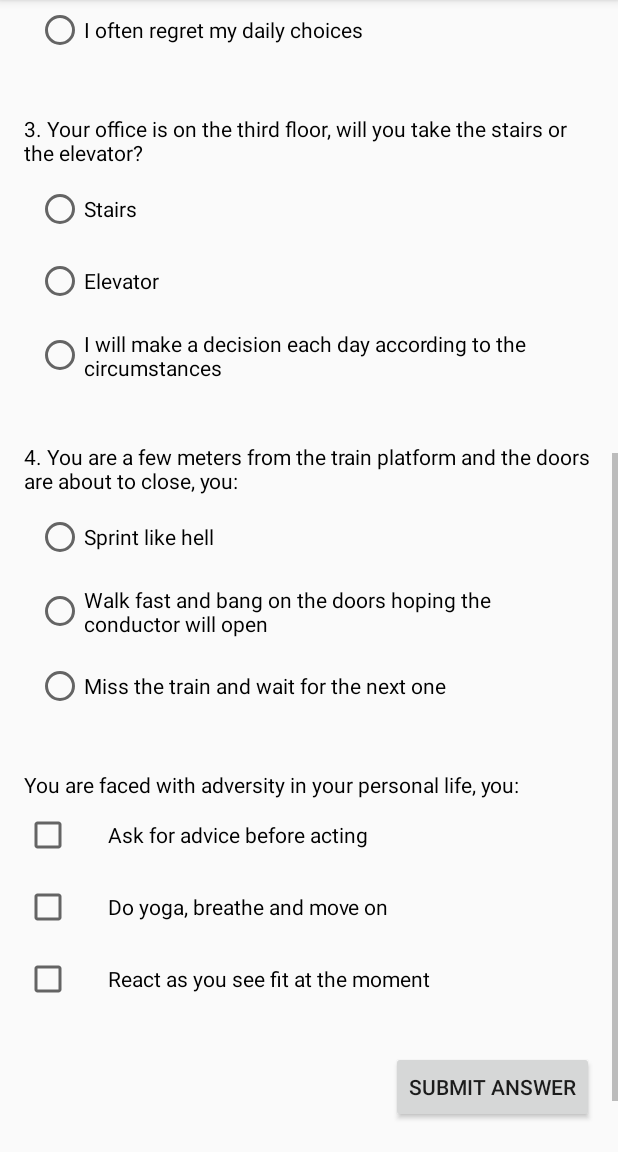
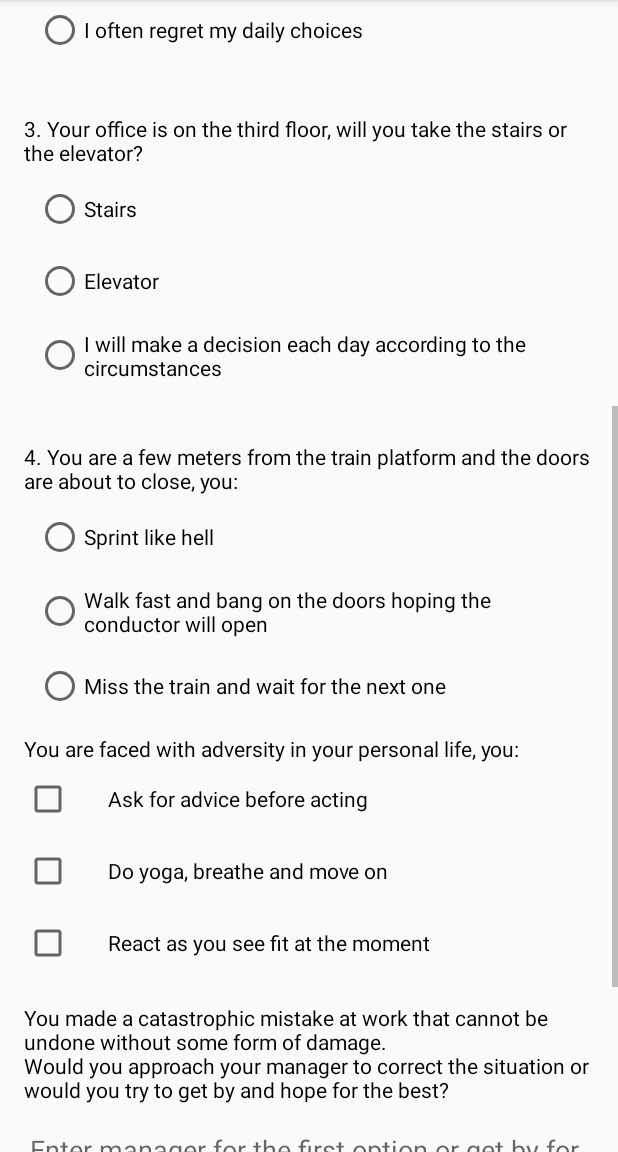
Before and after one commit to dinadavis/Interview-Quiz, an Android app: the screen it shows after launch (MainActivity), scrolled down 537 dp, on a phone screen of 412 x 824 dp, the part 84-1236 px from its top. Run offline under Robolectric (Android 15) with nearby library versions, the phone set to English and light mode, and no system bars.

Commit message:
Add files via upload

```diff
--- a/InterviewQuiz/app/src/main/res/layout/activity_main.xml
+++ b/InterviewQuiz/app/src/main/res/layout/activity_main.xml
@@ -27,6 +27,8 @@
                 android:layout_height="wrap_content"
                 android:layout_alignParentTop="true"
                 android:layout_marginBottom="12dp"
+                android:enabled="true"
+                android:focusable="true"
                 android:hint="@string/enter_name"
                 android:inputType="textCapWords"
                 android:textAllCaps="true" />
@@ -37,6 +39,8 @@
                 android:layout_height="wrap_content"
                 android:layout_below="@+id/name_view"
                 android:layout_marginBottom="12dp"
+                android:enabled="true"
+                android:focusable="true"
                 android:hint="@string/enter_email"
                 android:inputType="textEmailAddress"
                 android:textAllCaps="true" />
@@ -225,7 +229,7 @@
                 android:layout_height="wrap_content"
                 android:layout_below="@+id/radioGroup_04"
                 android:layout_marginBottom="8dp"
-                android:layout_marginTop="32dp"
+                android:layout_marginTop="8dp"
                 android:text="@string/question_five_text_view"
                 android:textColor="#000000" />
 
@@ -262,12 +266,33 @@
                 android:text="@string/best_immediate"
                 android:textSize="14sp" />
 
+            <TextView
+                android:id="@+id/question_six"
+                android:layout_width="wrap_content"
+                android:layout_height="wrap_content"
+                android:layout_below="@+id/best_immediate_checkbox"
+                android:layout_marginBottom="8dp"
+                android:layout_marginTop="8dp"
+                android:text="@string/question_six_text_view"
+                android:textColor="#000000" />
+
+            <EditText
+                android:id="@+id/editText_question_six"
+                android:layout_width="match_parent"
+                android:layout_height="wrap_content"
+                android:layout_below="@+id/question_six"
+                android:layout_marginBottom="32dp"
+                android:enabled="true"
+                android:focusable="true"
+                android:hint="@string/enter_answer"
+                android:inputType="textMultiLine" />
+
             <Button
                 android:id="@+id/button_submit"
                 android:layout_width="wrap_content"
                 android:layout_height="wrap_content"
-                android:layout_alignParentRight="true"
-                android:layout_below="@+id/best_immediate_checkbox"
+                android:layout_alignParentLeft="true"
+                android:layout_below="@+id/editText_question_six"
                 android:layout_marginTop="16dp"
                 android:onClick="submitAnswers"
                 android:text="@string/submit" />
@@ -276,7 +301,7 @@
                 android:id="@+id/button_restart"
                 android:layout_width="wrap_content"
                 android:layout_height="wrap_content"
-                android:layout_alignParentRight="true"
+                android:layout_alignParentLeft="true"
                 android:layout_below="@+id/button_submit"
                 android:layout_marginTop="16dp"
                 android:onClick="restartQuiz"
--- a/InterviewQuiz/app/src/main/res/values/strings.xml
+++ b/InterviewQuiz/app/src/main/res/values/strings.xml
@@ -40,11 +40,11 @@
     <string name="advice">Ask for advice before acting</string>
     <string name="yoga">Do yoga, breathe and move on</string>
     <string name="best_immediate">React as you see fit at the moment</string>
-    <!--Strings for Java code Main Activity One [CHAR LIMIT=NONE] -->
 
-    <!--Strings for Java code Main Activity Two [CHAR LIMIT=NONE] -->
-
-    <!--Strings for Java code Main Activity Three [CHAR LIMIT=NONE] -->
+    <!--Strings for checkboxes [CHAR LIMIT=NONE] -->
+    <string name="question_six_text_view">You made a catastrophic mistake at work that cannot be undone without some form of damage. \nWould you approach your manager to correct the situation or would you try to get by and hope for the best?</string>
+    <string name="enter_answer">Enter "manager" for the first option or "get by" for the second option</string>
+    <string name="answer_question_six">manager</string>
 
     <!--Strings for Java code Main Activity Four [CHAR LIMIT=NONE] -->
 
```
Also changed, not shown: InterviewQuiz/app/src/main/java/com/example/dina/interviewquiz/MainActivity.java (+61 -39 lines), 3 other files.
